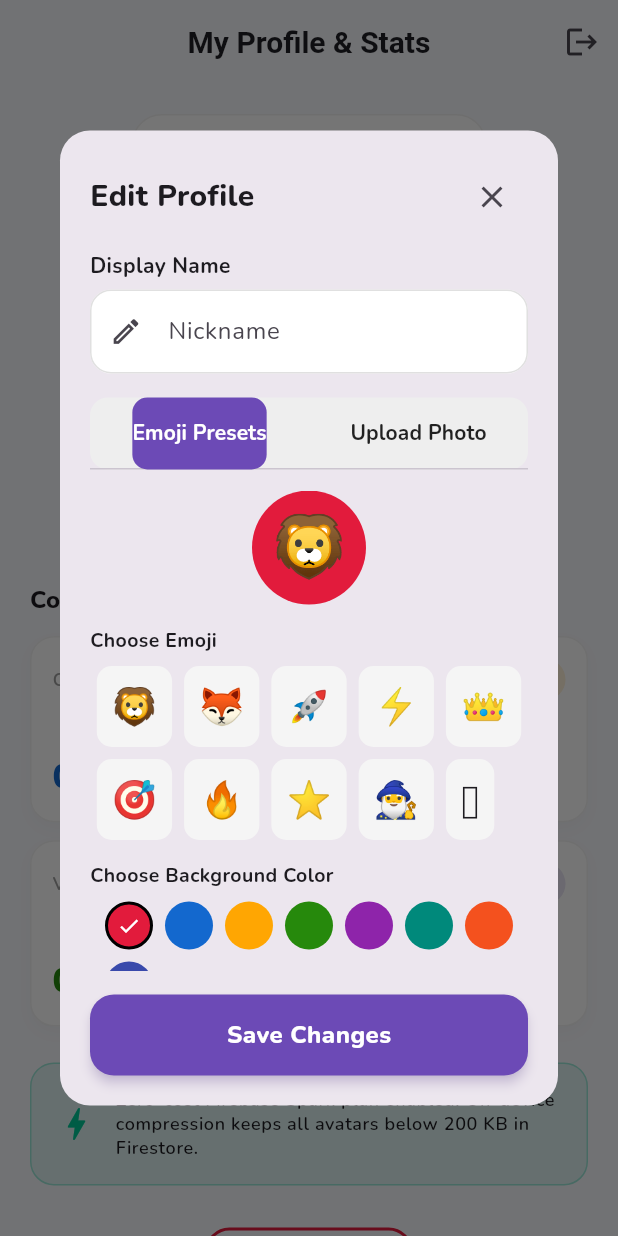
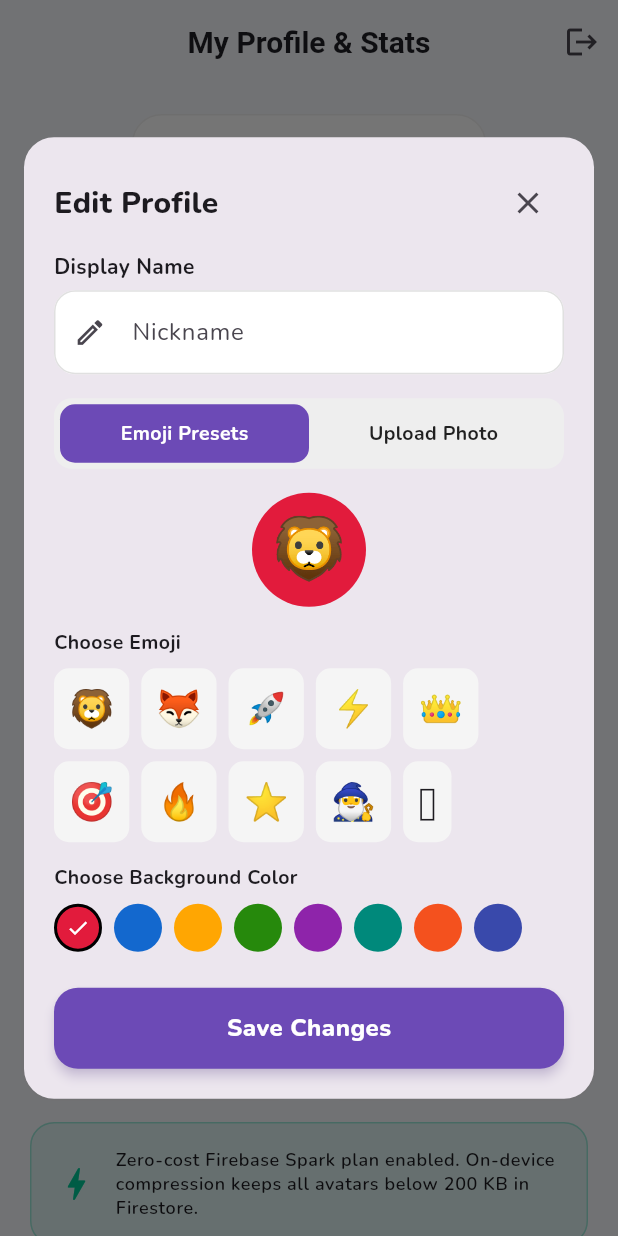
Before and after one commit to exocross-tech/EC-QUIZ, a Flutter app: the ProfileScreen screen opened by its route, after a tap on "Edit Persona / Photo", on a phone screen of 412 x 824 dp. Run offline on Flutter 3.47's test engine with Material 3 defaults, Android fonts, the phone set to English and light mode, and no system bars; our stand-ins replace cloud_firestore, firebase_auth, firebase_core, flutter_riverpod, go_router, google_fonts and 1 more; accounts and stored records are empty.

Commit message:
fix: resolve web Firebase config and mobile layout overflow issues

```diff
--- a/lib/features/auth/presentation/login_screen.dart
+++ b/lib/features/auth/presentation/login_screen.dart
@@ -129,7 +129,8 @@ class _LoginScreenState extends ConsumerState<LoginScreen> {
                 crossAxisAlignment: CrossAxisAlignment.stretch,
                 children: [
                   // App Brand Icon
-                  Container(
+                  Center(
+                    child: Container(
                       width: 86,
                       height: 86,
                       decoration: BoxDecoration(
@@ -147,6 +148,7 @@ class _LoginScreenState extends ConsumerState<LoginScreen> {
                         child: Text(
                           '⚡',
                           style: TextStyle(fontSize: 44),
+                        ),
                       ),
                     ),
                   ),
--- a/lib/features/home/presentation/home_screen.dart
+++ b/lib/features/home/presentation/home_screen.dart
@@ -103,13 +103,14 @@ class HomeScreen extends ConsumerWidget {
                                   overflow: TextOverflow.ellipsis,
                                 ),
                                 const SizedBox(height: 6),
-                                Row(
+                                Wrap(
+                                  spacing: 8,
+                                  runSpacing: 4,
                                   children: [
                                     _buildPill(
                                       '🏆 ${profile.totalPoints} pts',
                                       Colors.amber.shade300,
                                     ),
-                                    const SizedBox(width: 8),
                                     _buildPill(
                                       '🥇 ${profile.wins} wins',
                                       Colors.lightGreenAccent.shade100,
--- a/lib/features/profile/presentation/edit_profile_dialog.dart
+++ b/lib/features/profile/presentation/edit_profile_dialog.dart
@@ -1,3 +1,4 @@
+import 'dart:math' as math;
 import 'package:flutter/material.dart';
 import 'package:flutter_riverpod/flutter_riverpod.dart';
 import 'package:image_picker/image_picker.dart';
@@ -23,10 +24,9 @@ class EditProfileDialog extends ConsumerStatefulWidget {
   ConsumerState<EditProfileDialog> createState() => _EditProfileDialogState();
 }
 
-class _EditProfileDialogState extends ConsumerState<EditProfileDialog>
-    with SingleTickerProviderStateMixin {
-  late TabController _tabController;
+class _EditProfileDialogState extends ConsumerState<EditProfileDialog> {
   late TextEditingController _nameController;
+  int _selectedTabIndex = 0; // 0: Emoji Presets, 1: Upload Photo
 
   late String _selectedEmojiId;
   late Color _selectedColor;
@@ -38,11 +38,7 @@ class _EditProfileDialogState extends ConsumerState<EditProfileDialog>
   @override
   void initState() {
     super.initState();
-    _tabController = TabController(
-      length: 2,
-      vsync: this,
-      initialIndex: widget.profile.avatarType == 'image' ? 1 : 0,
-    );
+    _selectedTabIndex = widget.profile.avatarType == 'image' ? 1 : 0;
     _nameController = TextEditingController(text: widget.profile.displayName);
     _selectedEmojiId = widget.profile.avatarPresetId;
 
@@ -64,7 +60,6 @@ class _EditProfileDialogState extends ConsumerState<EditProfileDialog>
 
   @override
   void dispose() {
-    _tabController.dispose();
     _nameController.dispose();
     super.dispose();
   }
@@ -127,7 +122,7 @@ class _EditProfileDialogState extends ConsumerState<EditProfileDialog>
       return;
     }
 
-    final isCustomImageTab = _tabController.index == 1;
+    final isCustomImageTab = _selectedTabIndex == 1;
 
     if (isCustomImageTab && (_customImageBase64 == null || _customImageBase64!.isEmpty)) {
       ScaffoldMessenger.of(context).showSnackBar(
@@ -187,16 +182,24 @@ class _EditProfileDialogState extends ConsumerState<EditProfileDialog>
   @override
   Widget build(BuildContext context) {
     final isSaving = ref.watch(profileControllerProvider).isLoading;
+    final mediaQuery = MediaQuery.of(context);
+    final maxHeight = math.min(680.0, mediaQuery.size.height * 0.9);
 
     return Dialog(
+      insetPadding: const EdgeInsets.symmetric(horizontal: 16, vertical: 24),
       shape: RoundedRectangleBorder(borderRadius: BorderRadius.circular(20)),
       child: ConstrainedBox(
-        constraints: const BoxConstraints(maxWidth: 440, maxHeight: 650),
+        constraints: BoxConstraints(
+          maxWidth: 440,
+          maxHeight: maxHeight,
+        ),
         child: Padding(
           padding: const EdgeInsets.all(20),
           child: Column(
+            mainAxisSize: MainAxisSize.min,
             crossAxisAlignment: CrossAxisAlignment.stretch,
             children: [
+              // Header
               Row(
                 mainAxisAlignment: MainAxisAlignment.spaceBetween,
                 children: [
@@ -210,8 +213,14 @@ class _EditProfileDialogState extends ConsumerState<EditProfileDialog>
                   ),
                 ],
               ),
-              const SizedBox(height: 12),
+              const SizedBox(height: 8),
 
+              // Scrollable body
+              Flexible(
+                child: SingleChildScrollView(
+                  child: Column(
+                    crossAxisAlignment: CrossAxisAlignment.stretch,
+                    children: [
                       // Display Name
                       CustomTextField(
                         controller: _nameController,
@@ -221,52 +230,88 @@ class _EditProfileDialogState extends ConsumerState<EditProfileDialog>
                       ),
                       const SizedBox(height: 16),
 
-              // Tab Bar: Preset vs Custom Image
+                      // Tab selector
                       Container(
+                        padding: const EdgeInsets.all(4),
                         decoration: BoxDecoration(
                           color: Colors.grey.shade200,
                           borderRadius: BorderRadius.circular(12),
                         ),
-                child: TabBar(
-                  controller: _tabController,
-                  indicator: BoxDecoration(
-                    color: AppColors.primary,
+                        child: Row(
+                          children: [
+                            Expanded(
+                              child: GestureDetector(
+                                onTap: () => setState(() => _selectedTabIndex = 0),
+                                child: Container(
+                                  padding: const EdgeInsets.symmetric(vertical: 10),
+                                  decoration: BoxDecoration(
+                                    color: _selectedTabIndex == 0
+                                        ? AppColors.primary
+                                        : Colors.transparent,
                                     borderRadius: BorderRadius.circular(10),
                                   ),
-                  labelColor: Colors.white,
-                  unselectedLabelColor: Colors.black87,
-                  labelStyle: const TextStyle(fontWeight: FontWeight.bold),
-                  tabs: const [
-                    Tab(text: 'Emoji Presets'),
-                    Tab(text: 'Upload Photo'),
+                                  child: Center(
+                                    child: Text(
+                                      'Emoji Presets',
+                                      style: TextStyle(
+                                        color: _selectedTabIndex == 0
+                                            ? Colors.white
+                                            : Colors.black87,
+                                        fontWeight: FontWeight.bold,
+                                        fontSize: 13,
+                                      ),
+                                    ),
+                                  ),
+                                ),
+                              ),
+                            ),
+                            Expanded(
+                              child: GestureDetector(
+                                onTap: () => setState(() => _selectedTabIndex = 1),
+                                child: Container(
+                                  padding: const EdgeInsets.symmetric(vertical: 10),
+                                  decoration: BoxDecoration(
+                                    color: _selectedTabIndex == 1
+                                        ? AppColors.primary
+                                        : Colors.transparent,
+                                    borderRadius: BorderRadius.circular(10),
+                                  ),
+                                  child: Center(
+                                    child: Text(
+                                      'Upload Photo',
+                                      style: TextStyle(
+                                        color: _selectedTabIndex == 1
+                                            ? Colors.white
+                                            : Colors.black87,
+                                        fontWeight: FontWeight.bold,
+                                        fontSize: 13,
+                                      ),
+                                    ),
+                                  ),
+                                ),
+                              ),
+                            ),
                           ],
                         ),
                       ),
-              const SizedBox(height: 14),
+                      const SizedBox(height: 16),
 
-              // Tab Views
-              Expanded(
-                child: TabBarView(
-                  controller: _tabController,
-                  children: [
-                    // Tab 1: Emoji presets
-                    SingleChildScrollView(
-                      child: Column(
-                        children: [
-                          AvatarDisplay(
+                      // Tab Content
+                      if (_selectedTabIndex == 0) ...[
+                        // Preset Tab
+                        Center(
+                          child: AvatarDisplay(
                             avatarType: 'preset',
                             avatarPresetId: _selectedEmojiId,
                             avatarColor:
                                 '#${_selectedColor.toARGB32().toRadixString(16).padLeft(8, '0').substring(2)}',
                             radius: 38,
                           ),
+                        ),
                         const SizedBox(height: 14),
-                          const Align(
-                            alignment: Alignment.centerLeft,
-                            child: Text(
+                        const Text(
                           'Choose Emoji',
                           style: TextStyle(fontWeight: FontWeight.bold, fontSize: 13),
-                            ),
                         ),
                         const SizedBox(height: 8),
                         Wrap(
@@ -297,12 +342,9 @@ class _EditProfileDialogState extends ConsumerState<EditProfileDialog>
                           }).toList(),
                         ),
                         const SizedBox(height: 14),
-                          const Align(
-                            alignment: Alignment.centerLeft,
-                            child: Text(
+                        const Text(
                           'Choose Background Color',
                           style: TextStyle(fontWeight: FontWeight.bold, fontSize: 13),
-                            ),
                         ),
                         const SizedBox(height: 8),
                         Wrap(
@@ -330,17 +372,14 @@ class _EditProfileDialogState extends ConsumerState<EditProfileDialog>
                             );
                           }).toList(),
                         ),
-                        ],
-                      ),
-                    ),
-
-                    // Tab 2: Custom image upload
-                    SingleChildScrollView(
+                      ] else ...[
+                        // Photo Upload Tab
+                        Center(
                           child: Column(
                             children: [
                               if (_isCompressing)
                                 const Padding(
-                              padding: EdgeInsets.all(24.0),
+                                  padding: EdgeInsets.all(20.0),
                                   child: Column(
                                     children: [
                                       CircularProgressIndicator(),
@@ -405,10 +444,14 @@ class _EditProfileDialogState extends ConsumerState<EditProfileDialog>
                           ),
                         ),
                       ],
+                      const SizedBox(height: 8),
+                    ],
+                  ),
                 ),
               ),
               const SizedBox(height: 16),
 
+              // Save Button
               CustomButton(
                 label: 'Save Changes',
                 isLoading: isSaving || _isCompressing,
--- a/lib/features/profile/presentation/profile_screen.dart
+++ b/lib/features/profile/presentation/profile_screen.dart
@@ -151,7 +151,7 @@ class ProfileScreen extends ConsumerWidget {
                   physics: const NeverScrollableScrollPhysics(),
                   mainAxisSpacing: 12,
                   crossAxisSpacing: 12,
-                  childAspectRatio: 1.45,
+                  childAspectRatio: 1.25,
                   children: [
                     _buildStatCard(
                       context,
@@ -235,7 +235,7 @@ class ProfileScreen extends ConsumerWidget {
     required Color color,
   }) {
     return Container(
-      padding: const EdgeInsets.all(14),
+      padding: const EdgeInsets.symmetric(horizontal: 14, vertical: 12),
       decoration: BoxDecoration(
         color: Theme.of(context).colorScheme.surface,
         borderRadius: BorderRadius.circular(16),
@@ -253,16 +253,20 @@ class ProfileScreen extends ConsumerWidget {
         mainAxisAlignment: MainAxisAlignment.spaceBetween,
         children: [
           Row(
-            mainAxisAlignment: MainAxisAlignment.spaceBetween,
             children: [
-              Text(
+              Expanded(
+                child: Text(
                   title,
+                  maxLines: 1,
+                  overflow: TextOverflow.ellipsis,
                   style: const TextStyle(
                     fontSize: 12,
                     fontWeight: FontWeight.w600,
                     color: Colors.grey,
                   ),
                 ),
+              ),
+              const SizedBox(width: 6),
               CircleAvatar(
                 radius: 14,
                 backgroundColor: color.withValues(alpha: 0.15),
@@ -270,7 +274,10 @@ class ProfileScreen extends ConsumerWidget {
               ),
             ],
           ),
-          Text(
+          FittedBox(
+            fit: BoxFit.scaleDown,
+            alignment: Alignment.centerLeft,
+            child: Text(
               value,
               style: TextStyle(
                 fontSize: 22,
@@ -278,6 +285,7 @@ class ProfileScreen extends ConsumerWidget {
                 color: color,
               ),
             ),
+          ),
         ],
       ),
     );
```
Also changed, not shown: lib/firebase_options.dart. Lines whose indentation alone changed are shown as unchanged.
